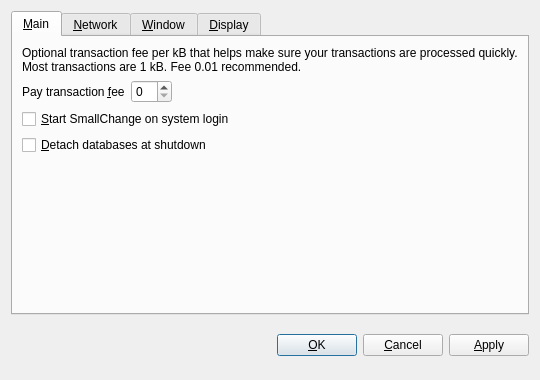
This is src/qt/forms/optionsdialog.ui in rapidminerx/LOCoin_testnet as Qt 5 draws it before an edit. The edited form follows.
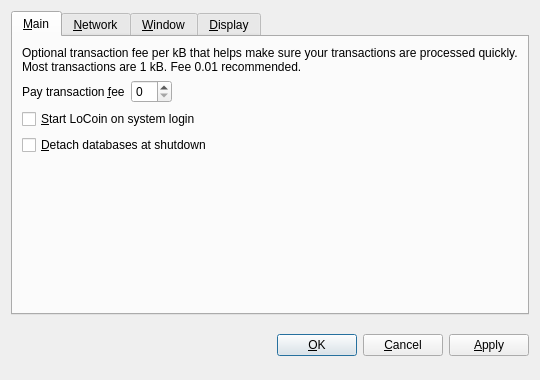
This is the edited form. The open tabs and pages were chosen to show the change. Custom widgets are drawn as their Qt base class.

Commit message: Birth of Location Coin (test net): 1. renamed everything 2. updated epoch time to Sep 30 2017

What changed in the file:
```diff
--- a/src/qt/forms/optionsdialog.ui
+++ b/src/qt/forms/optionsdialog.ui
@@ -82,7 +82,7 @@
           <string>Automatically start SmallChange after logging in to the system.</string>
          </property>
          <property name="text">
-          <string>&amp;Start SmallChange on system login</string>
+          <string>&amp;Start LoCoin on system login</string>
          </property>
         </widget>
        </item>
```
Left out of the diff: 10 changed lines with no effect on the pictures. The commit also changes 38 other files.
